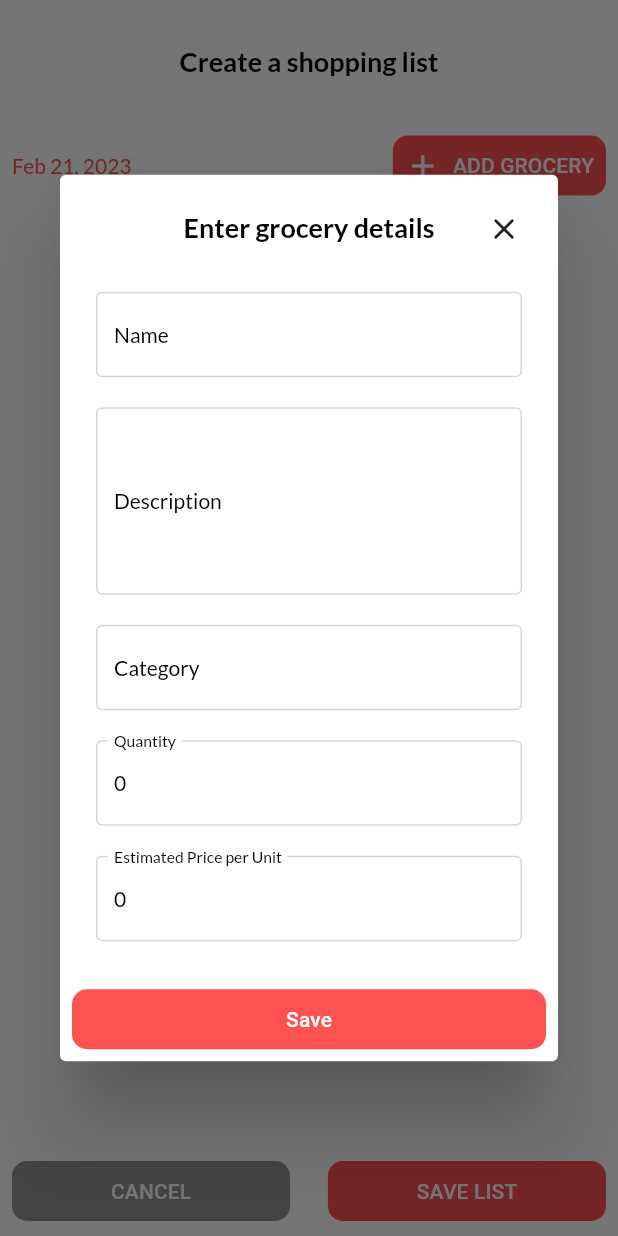
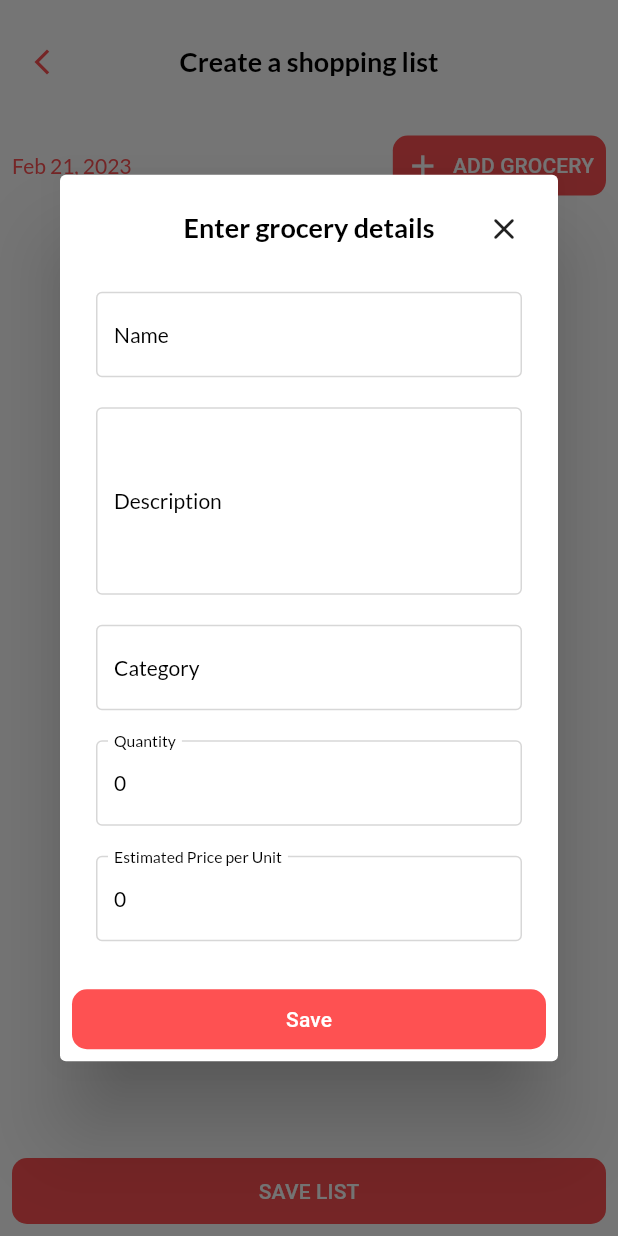
Before and after one commit to kushalfayeed123/grocery-app, a Flutter app: the CreateShoppingListPage screen opened by its route, after a tap on "ADD GROCERY", on a phone screen of 412 x 824 dp. Run offline on Flutter 3.47's test engine with Material 2 defaults, Android fonts, the phone set to English and light mode, and no system bars; our stand-ins replace another_flushbar, auto_route, cloud_firestore, dartz, firebase_auth, firebase_core and 9 more; accounts and stored records are empty.

Commit message:
implement create shopping list

```diff
--- /dev/null
+++ b/build.yaml
@@ -0,0 +1,6 @@
+targets:
+  $default:
+    builders:
+      json_serializable:
+        options:
+          explicit_to_json: true
--- a/lib/application/session/session_form/session_form_event.dart
+++ b/lib/application/session/session_form/session_form_event.dart
@@ -6,9 +6,9 @@ class SessionFormEvent with _$SessionFormEvent {
   const factory SessionFormEvent.initialized(Option<Session> initialOption) =
       _Initialized;
 
-  const factory SessionFormEvent.totalBudgetedPriceChanged(int price) =
+  const factory SessionFormEvent.totalBudgetedPriceChanged() =
       _TotalBudgetedPriceChanged;
-  const factory SessionFormEvent.totalActualPriceChanged(int price) =
+  const factory SessionFormEvent.totalActualPriceChanged() =
       _TotalActualPriceChanged;
   const factory SessionFormEvent.statusChanged(String statusStr) =
       _StatusChanged;
--- a/lib/domain/session/grocery_item.dart
+++ b/lib/domain/session/grocery_item.dart
@@ -15,9 +15,9 @@ abstract class GroceryItem implements _$GroceryItem {
     required GroceryCategory category,
     required ValidatedNumber quantity,
     required ValidatedNumber budgetedPrice,
-    required ValidatedNumber actualPrice,
+    required int actualPrice,
     required String image,
-    required DateTime addedDate,
+    // required DateTime addedDate,
     required bool isInCart,
     required bool show,
   }) = _GroceryItem;
@@ -27,9 +27,9 @@ abstract class GroceryItem implements _$GroceryItem {
       name: GroceryName(''),
       quantity: ValidatedNumber(0),
       budgetedPrice: ValidatedNumber(0),
-      actualPrice: ValidatedNumber(0),
+      actualPrice: 0,
       image: '',
-      addedDate: DateTime.now(),
+      // addedDate: DateTime.now(),
       isInCart: false,
       description: GroceryDescription(''),
       category: GroceryCategory(''),
--- a/lib/domain/session/session.dart
+++ b/lib/domain/session/session.dart
@@ -16,7 +16,7 @@ abstract class Session implements _$Session {
     required UniqueId id,
     required SessionStatus status,
     required ValidatedNumber totalBudgetedPrice,
-    required ValidatedNumber totalActualPrice,
+    required int totalActualPrice,
     required DateTime createdDate,
     required DateTime scheduledDate,
     required GList<GroceryItem> groceries,
@@ -26,7 +26,7 @@ abstract class Session implements _$Session {
       id: UniqueId(),
       status: SessionStatus(Status.notStarted),
       totalBudgetedPrice: ValidatedNumber(1),
-      totalActualPrice: ValidatedNumber(1),
+      totalActualPrice: 0,
       createdDate: DateTime.now(),
       scheduledDate: DateTime.now(),
       groceries: GList(emptyList()));
--- a/lib/infrastructure/session/session_repository.dart
+++ b/lib/infrastructure/session/session_repository.dart
@@ -5,7 +5,6 @@ import 'package:grocery_app/infrastructure/core/firestore_helpers.dart';
 import 'package:grocery_app/infrastructure/session/session_dtos.dart';
 import 'package:injectable/injectable.dart';
 import 'package:kt_dart/collection.dart';
-import 'package:kt_dart/src/collection/kt_list.dart';
 import 'package:rxdart/rxdart.dart';
 
 import 'package:grocery_app/domain/session/session_failure.dart';
--- a/lib/presentation/session/create_shopping_list/create_shopping_list_page.dart
+++ b/lib/presentation/session/create_shopping_list/create_shopping_list_page.dart
@@ -7,6 +7,7 @@ import 'package:grocery_app/application/session/session_form/session_form_bloc.d
 import 'package:grocery_app/injection.dart';
 import 'package:grocery_app/presentation/session/create_shopping_list/widget/add_grocery_button.dart';
 import 'package:grocery_app/presentation/session/create_shopping_list/widget/shopping_date_field.dart';
+import 'package:intl/intl.dart';
 
 import '../../../domain/session/session.dart';
 import '../../core/button.dart';
@@ -35,9 +36,12 @@ class CreateShoppingListPage extends StatelessWidget {
                       unableToUpdate: (_) => 'Could not update the note.',
                     ),
                   ).show(context),
-                  (_) => context.router.popUntil(
-                    (route) => route.settings.name == '',
-                  ),
+                  (_) {
+                    FlushbarHelper.createSuccess(
+                            message:
+                                'Shopping list has been created and a reminder has been set for ${DateFormat.yMMMEd().format(state.session.scheduledDate)}')
+                        .show(context);
+                  },
                 )),
         buildWhen: (p, c) => p.isSaving != c.isSaving,
         builder: (context, state) => Stack(
@@ -67,7 +71,16 @@ class SessionFormPageScaffold extends StatelessWidget {
   Widget build(BuildContext context) {
     return Scaffold(
       appBar: AppBar(
-        automaticallyImplyLeading: false,
+        leading: GestureDetector(
+          onTap: () => Navigator.pop(context),
+          child: Center(
+            child: Icon(
+              Icons.arrow_back_ios_new,
+              size: 20,
+              color: Theme.of(context).colorScheme.primary,
+            ),
+          ),
+        ),
         centerTitle: true,
         elevation: 0,
         toolbarHeight: MediaQuery.of(context).size.height * 0.1,
@@ -116,6 +129,7 @@ class SessionFormPageScaffold extends StatelessWidget {
                         },
                         gridDelegate: SliverGridDelegateWithMaxCrossAxisExtent(
                             childAspectRatio: 0.8,
+                            mainAxisSpacing: 20,
                             maxCrossAxisExtent:
                                 MediaQuery.of(context).size.width / 2),
                       )),
@@ -123,9 +137,6 @@ class SessionFormPageScaffold extends StatelessWidget {
                   ],
                 ),
               ),
-              SavingInProgressOverlay(
-                isSaving: state.isSaving,
-              )
             ],
           );
         },
@@ -133,16 +144,7 @@ class SessionFormPageScaffold extends StatelessWidget {
       bottomNavigationBar: Container(
         height: 60,
         padding: const EdgeInsets.all(8.0),
-        child: Row(
-          mainAxisAlignment: MainAxisAlignment.spaceBetween,
-          children: [
-            CustomButton(
-              text: 'CANCEL',
-              width: MediaQuery.of(context).size.width * 0.45,
-              color: Theme.of(context).colorScheme.surface,
-              onTap: () {},
-            ),
-            CustomButton(
+        child: CustomButton(
           text: 'SAVE LIST',
           width: MediaQuery.of(context).size.width * 0.45,
           onTap: () {
@@ -150,8 +152,6 @@ class SessionFormPageScaffold extends StatelessWidget {
                   const SessionFormEvent.saved(),
                 );
           },
-            ),
-          ],
         ),
       ),
     );
@@ -184,7 +184,7 @@ class SavingInProgressOverlay extends StatelessWidget {
                 height: 8,
               ),
               Text(
-                'saving',
+                'saving...',
                 style: Theme.of(context).textTheme.bodyMedium,
               )
             ],
--- a/lib/presentation/session/misc/grocery_item_presentation_classes.dart
+++ b/lib/presentation/session/misc/grocery_item_presentation_classes.dart
@@ -25,7 +25,7 @@ abstract class GroceryItemPrimitive implements _$GroceryItemPrimitive {
     required int budgetedPrice,
     required bool isInCart,
     required bool show,
-    required DateTime addedDate,
+    // required DateTime addedDate,
     required int actualPrice,
   }) = _GroceryItemPrimitive;
 
@@ -39,7 +39,7 @@ abstract class GroceryItemPrimitive implements _$GroceryItemPrimitive {
         actualPrice: 0,
         isInCart: false,
         show: false,
-        addedDate: DateTime.now(),
+        // addedDate: DateTime.now(),
         category: '',
       );
 
@@ -51,9 +51,9 @@ abstract class GroceryItemPrimitive implements _$GroceryItemPrimitive {
         category: groceryItem.category.getOrCrash(),
         quantity: groceryItem.quantity.getOrCrash(),
         budgetedPrice: groceryItem.budgetedPrice.getOrCrash(),
-        actualPrice: groceryItem.actualPrice.getOrCrash(),
+        actualPrice: groceryItem.actualPrice,
         image: groceryItem.image,
-        addedDate: groceryItem.addedDate,
+        // addedDate: groceryItem.addedDate,
         isInCart: groceryItem.isInCart,
         show: groceryItem.show,
       );
@@ -66,9 +66,9 @@ abstract class GroceryItemPrimitive implements _$GroceryItemPrimitive {
       category: GroceryCategory(category),
       quantity: ValidatedNumber(quantity),
       budgetedPrice: ValidatedNumber(budgetedPrice),
-      actualPrice: ValidatedNumber(actualPrice),
+      actualPrice: actualPrice,
       image: image,
-      addedDate: addedDate,
+      // addedDate: addedDate,
       isInCart: isInCart,
       show: show,
     );
```
Also changed, not shown: lib/application/session/session_form/session_form_bloc.dart (+23 -17 lines), lib/infrastructure/session/session_dtos.dart (+11 -11 lines), lib/presentation/session/create_shopping_list/widget/add_grocery_button.dart (+8 -0 lines), lib/application/session/session_form/session_form_bloc.freezed.dart, lib/domain/session/grocery_item.freezed.dart, lib/domain/session/session.freezed.dart, lib/infrastructure/session/session_dtos.freezed.dart, lib/infrastructure/session/session_dtos.g.dart, lib/presentation/session/misc/grocery_item_presentation_classes.freezed.dart. Lines whose indentation alone changed are shown as unchanged.
